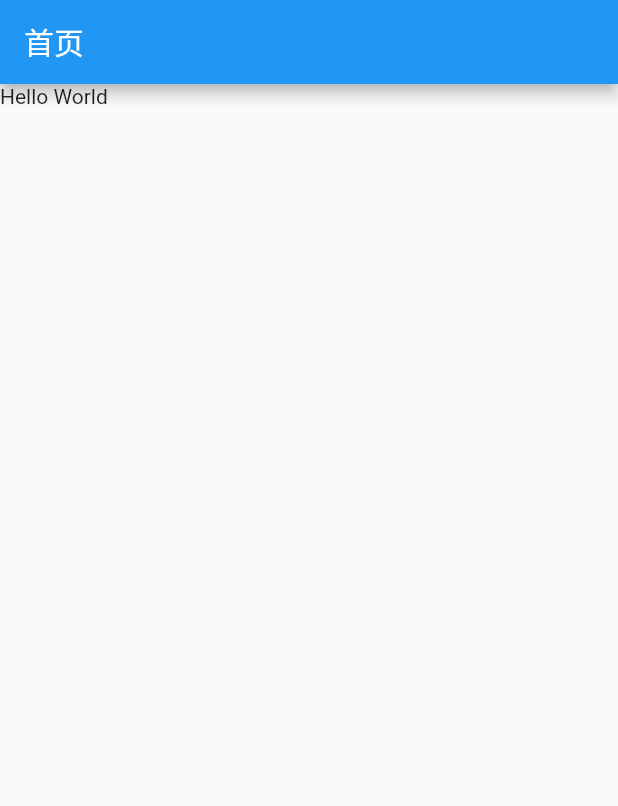
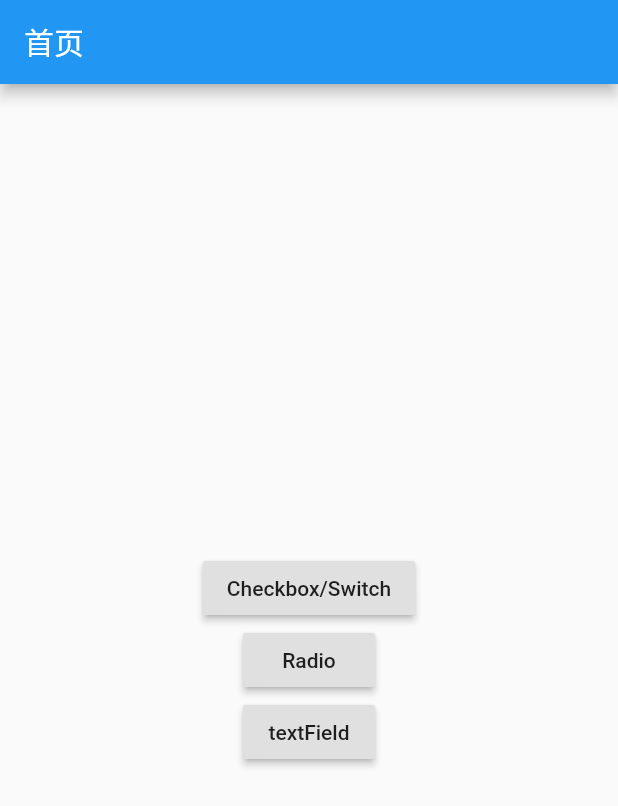
Before and after one commit to he1237596/myapp, a Flutter app: the screen it shows after launch, on a phone screen of 412 x 824 dp. Shown: the top 806 px of the screen. Run offline on Flutter 3.47's test engine with Material 2 defaults, Android fonts, the phone set to English and light mode, and no system bars.

Commit message:
Checkbox,Radio,Switch,TextField

```diff
--- a/lib/main.dart
+++ b/lib/main.dart
@@ -2,28 +2,70 @@
  * @Author: Chris
  * @Date: 2020-09-07 15:53:59
  * @LastEditors: Chris
- * @LastEditTime: 2020-09-07 16:17:16
+ * @LastEditTime: 2020-09-23 16:33:22
  * @Descripttion: **
  */
 import 'package:flutter/material.dart';
+import 'CheckboxDemo.dart';
+import 'RadioDemo.dart';
+import 'TextFieldDemo.dart';
 
 main(List<String> args) => runApp(MyApp());
 
 class MyApp extends StatelessWidget {
-  const MyApp({Key key}) : super(key: key);
+  MyApp({Key key}) : super(key: key);
+
+  @override
+  Widget build(BuildContext context) {
+    return MaterialApp(
+      title: 'Form',
+      theme: ThemeData.light(),
+      routes: {
+        '/checkbox': (context) => CheckboxPage(),
+        '/radio': (context) => RadioPage(),
+        '/textField': (context) => TextFieldPage(),
+      },
+      home: Scaffold(
+        appBar: AppBar(
+          title: Text('首页'),
+        ),
+        body: HomePage(),
+      ),
+    );
+  }
+}
+
+class HomePage extends StatelessWidget {
+  const HomePage({Key key}) : super(key: key);
 
   @override
   Widget build(BuildContext context) {
     return Container(
-      child: MaterialApp(
-        title: 'MyApp',
-        theme: ThemeData.light(),
-        home: Scaffold(
-          appBar: AppBar(
-            title: Text('首页'),
+      width: double.infinity,
+      alignment: Alignment.center,
+      child: Column(
+        crossAxisAlignment: CrossAxisAlignment.center,
+        mainAxisAlignment: MainAxisAlignment.center,
+        children: [
+          RaisedButton(
+            onPressed: () {
+              Navigator.pushNamed(context, '/checkbox');
+            },
+            child: Text('Checkbox/Switch'),
           ),
-          body: Text('Hello World'),
-        ),
+          RaisedButton(
+            onPressed: () {
+              Navigator.pushNamed(context, '/radio');
+            },
+            child: Text('Radio'),
+          ),
+          RaisedButton(
+            onPressed: () {
+              Navigator.pushNamed(context, '/textField');
+            },
+            child: Text('textField'),
+          )
+        ],
       ),
     );
   }
```
Also changed, not shown: lib/CheckboxDemo.dart (added, +53 -0 lines), lib/RadioDemo.dart (added, +80 -0 lines), lib/TextFieldDemo.dart (added, +114 -0 lines).
